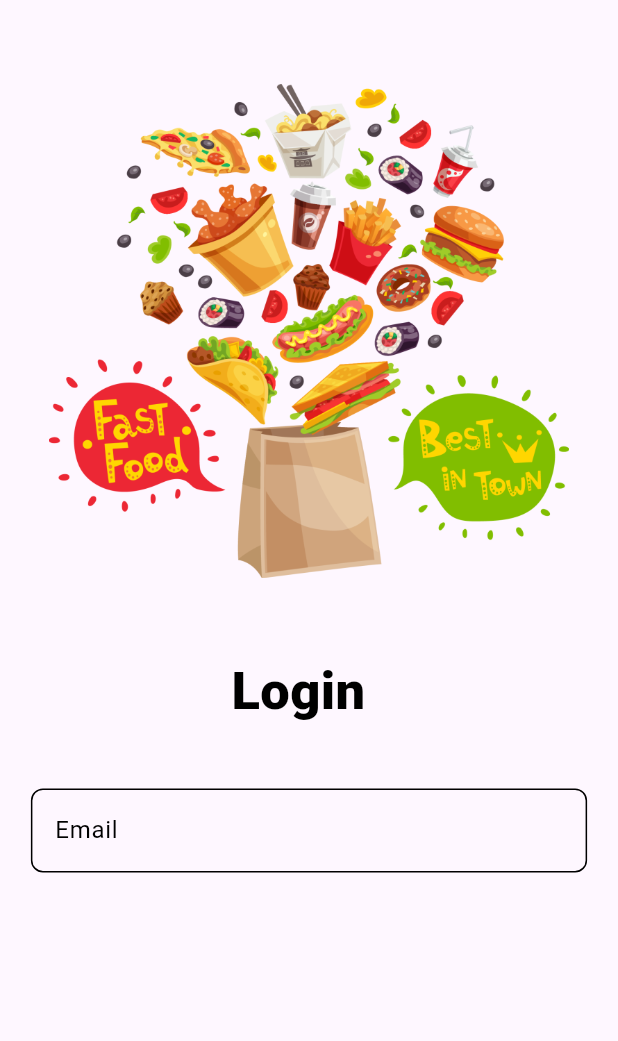
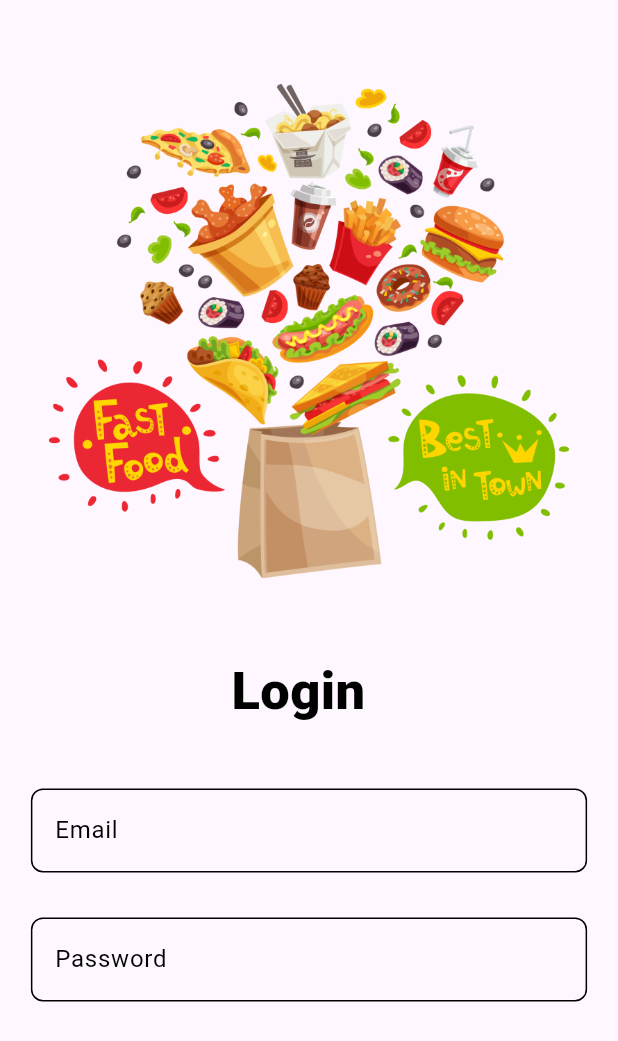
Before and after one commit to Priyanshg0211/FoodZing, a Flutter app: the screen it shows after launch, after a tap on "Get Started", on a phone screen of 412 x 824 dp. Shown: the top 1041 px of the screen. Run offline on Flutter 3.47's test engine with Material 3 defaults, Android fonts, the phone set to English and light mode, and no system bars; Roboto replaces fonts that are missing (Poppins, SFPro).

Commit message:
added password textformfield

```diff
--- a/lib/Screens/Loginpage.dart
+++ b/lib/Screens/Loginpage.dart
@@ -80,6 +80,30 @@ class _loginpageState extends State<loginpage> {
                 },
               ),
             ),
+            SizedBox(
+              height: 30,
+            ),
+            Container(
+              width: MediaQuery.of(context).size.width * 0.9,
+              child: TextFormField(
+                cursorColor: Colors.black,
+                controller: _passwordController,
+                decoration: InputDecoration(
+                  labelText: 'Password',
+                  labelStyle:
+                      TextStyle(fontFamily: 'Poppins', color: Colors.black),
+                  border: OutlineInputBorder(),
+                  enabledBorder: OutlineInputBorder(
+                      borderSide: BorderSide(color: Colors.black),
+                      borderRadius: BorderRadius.circular(8)),
+                  focusedBorder: OutlineInputBorder(
+                    borderSide: BorderSide(color: Colors.black),
+                  ),
+                  hintText: 'Enter your Password',
+                ),
+                keyboardType: TextInputType.visiblePassword,
+              ),
+            ),
           ],
         ),
       ),
```
